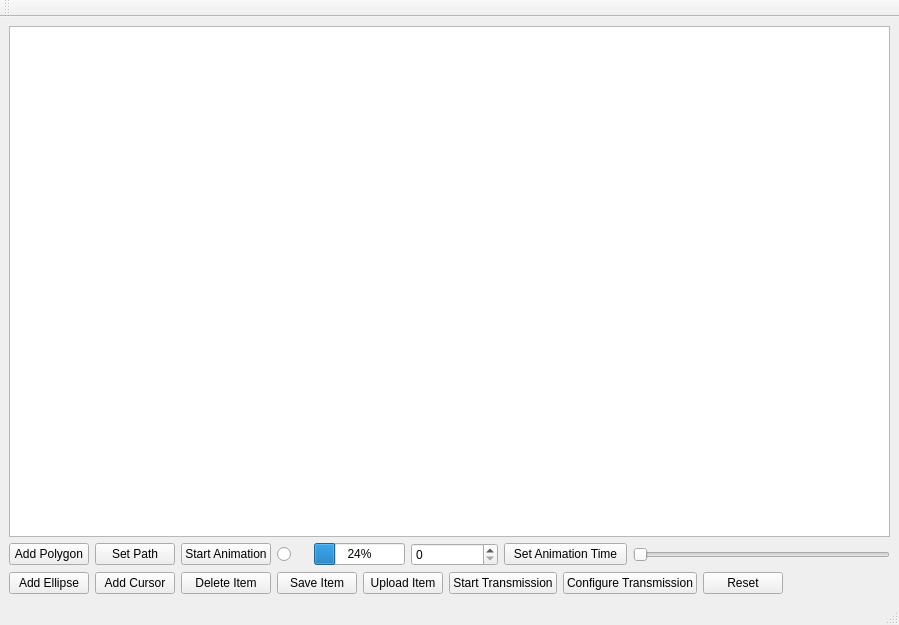
Old version of the form ui/mainwindow.ui in the repository nuigroup/tuio-simulator.
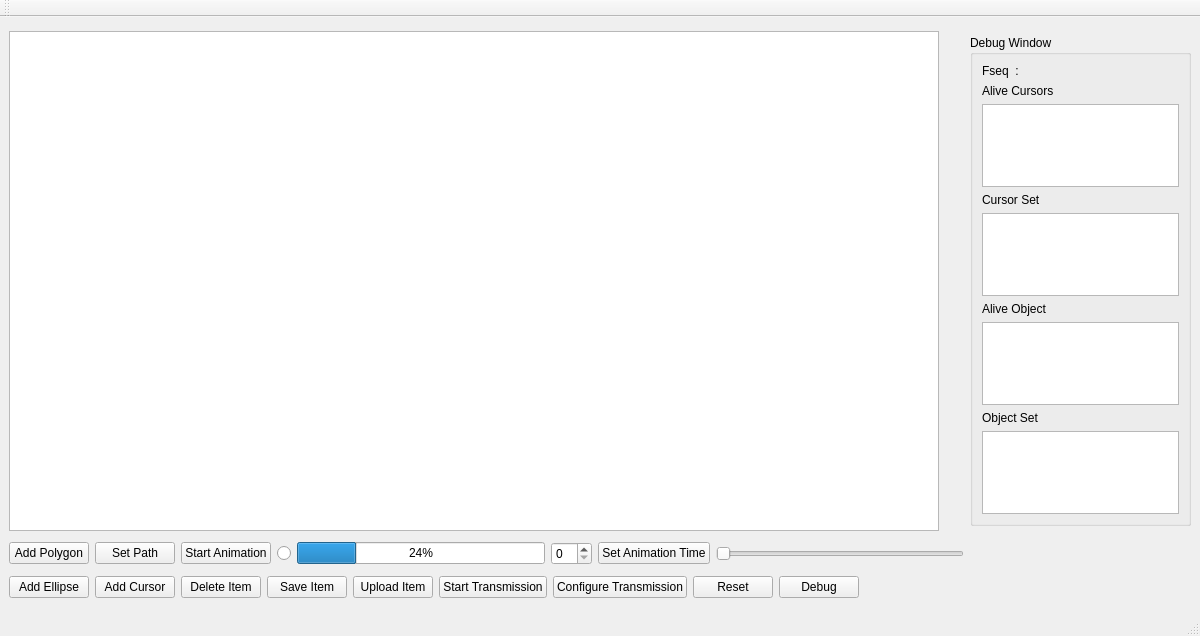
New version of the form. Icons and pictures are not drawn.

Commit message: Debug Window as an extension window implemented and tested

```diff
--- a/ui/mainwindow.ui
+++ b/ui/mainwindow.ui
@@ -5,14 +5,26 @@
    <rect>
     <x>0</x>
     <y>0</y>
-    <width>899</width>
-    <height>625</height>
+    <width>1200</width>
+    <height>636</height>
    </rect>
   </property>
+  <property name="sizePolicy" >
+   <sizepolicy vsizetype="Expanding" hsizetype="Expanding" >
+    <horstretch>0</horstretch>
+    <verstretch>0</verstretch>
+   </sizepolicy>
+  </property>
   <property name="minimumSize" >
    <size>
-    <width>100</width>
-    <height>100</height>
+    <width>1200</width>
+    <height>636</height>
+   </size>
+  </property>
+  <property name="maximumSize" >
+   <size>
+    <width>1200</width>
+    <height>636</height>
    </size>
   </property>
   <property name="windowTitle" >
@@ -27,13 +39,25 @@
     <rect>
      <x>0</x>
      <y>33</y>
-     <width>899</width>
-     <height>573</height>
+     <width>1200</width>
+     <height>584</height>
     </rect>
    </property>
-   <layout class="QGridLayout" name="gridLayout" >
-    <item row="0" column="0" colspan="13" >
+   <layout class="QGridLayout" name="gridLayout_2" >
+    <item row="0" column="0" >
      <widget class="QGraphicsView" name="view" >
+      <property name="sizePolicy" >
+       <sizepolicy vsizetype="Fixed" hsizetype="Fixed" >
+        <horstretch>0</horstretch>
+        <verstretch>0</verstretch>
+       </sizepolicy>
+      </property>
+      <property name="minimumSize" >
+       <size>
+        <width>930</width>
+        <height>500</height>
+       </size>
+      </property>
       <property name="cursor" stdset="0" >
        <cursorShape>PointingHandCursor</cursorShape>
       </property>
@@ -42,56 +66,163 @@
       </property>
      </widget>
     </item>
+    <item row="0" column="1" >
+     <widget class="QGroupBox" name="groupBox" >
+      <property name="sizePolicy" >
+       <sizepolicy vsizetype="Fixed" hsizetype="Fixed" >
+        <horstretch>0</horstretch>
+        <verstretch>0</verstretch>
+       </sizepolicy>
+      </property>
+      <property name="minimumSize" >
+       <size>
+        <width>221</width>
+        <height>491</height>
+       </size>
+      </property>
+      <property name="maximumSize" >
+       <size>
+        <width>221</width>
+        <height>491</height>
+       </size>
+      </property>
+      <property name="title" >
+       <string>Debug Window</string>
+      </property>
+      <layout class="QGridLayout" name="gridLayout" >
+       <item row="0" column="0" >
+        <widget class="QLabel" name="fseqLabel" >
+         <property name="text" >
+          <string>Fseq  : </string>
+         </property>
+        </widget>
+       </item>
     <item row="1" column="0" >
+        <widget class="QLabel" name="label" >
+         <property name="text" >
+          <string>Alive Cursors</string>
+         </property>
+        </widget>
+       </item>
+       <item row="2" column="0" >
+        <widget class="QListWidget" name="aliveCursorList" >
+         <property name="maximumSize" >
+          <size>
+           <width>200</width>
+           <height>95</height>
+          </size>
+         </property>
+        </widget>
+       </item>
+       <item row="3" column="0" >
+        <widget class="QLabel" name="label_2" >
+         <property name="text" >
+          <string>Cursor Set</string>
+         </property>
+        </widget>
+       </item>
+       <item row="4" column="0" >
+        <widget class="QListWidget" name="setCursorList" >
+         <property name="maximumSize" >
+          <size>
+           <width>200</width>
+           <height>95</height>
+          </size>
+         </property>
+        </widget>
+       </item>
+       <item row="5" column="0" >
+        <widget class="QLabel" name="label_3" >
+         <property name="text" >
+          <string>Alive Object</string>
+         </property>
+        </widget>
+       </item>
+       <item row="6" column="0" >
+        <widget class="QListWidget" name="aliveObjectList" >
+         <property name="maximumSize" >
+          <size>
+           <width>200</width>
+           <height>95</height>
+          </size>
+         </property>
+        </widget>
+       </item>
+       <item row="7" column="0" >
+        <widget class="QLabel" name="label_4" >
+         <property name="text" >
+          <string>Object Set</string>
+         </property>
+        </widget>
+       </item>
+       <item row="8" column="0" >
+        <widget class="QListWidget" name="setObjectList" >
+         <property name="maximumSize" >
+          <size>
+           <width>200</width>
+           <height>95</height>
+          </size>
+         </property>
+        </widget>
+       </item>
+      </layout>
+     </widget>
+    </item>
+    <item row="1" column="0" >
+     <layout class="QHBoxLayout" name="horizontalLayout" >
+      <property name="sizeConstraint" >
+       <enum>QLayout::SetFixedSize</enum>
+      </property>
+      <item>
      <widget class="QPushButton" name="addItemButton" >
       <property name="text" >
        <string>Add Polygon</string>
       </property>
      </widget>
     </item>
-    <item row="1" column="1" >
+      <item>
      <widget class="QPushButton" name="setPathButton" >
       <property name="text" >
        <string>Set Path</string>
       </property>
      </widget>
     </item>
-    <item row="1" column="2" >
+      <item>
      <widget class="QPushButton" name="startAnimationButton" >
       <property name="text" >
        <string>Start Animation</string>
       </property>
      </widget>
     </item>
-    <item row="1" column="3" >
+      <item>
      <widget class="QRadioButton" name="startAnimation_Radio" >
       <property name="text" >
        <string/>
       </property>
      </widget>
     </item>
-    <item row="1" column="4" colspan="2" >
+      <item>
      <widget class="QProgressBar" name="animationProgressBar" >
       <property name="value" >
        <number>24</number>
       </property>
      </widget>
     </item>
-    <item row="1" column="6" colspan="2" >
+      <item>
      <widget class="QSpinBox" name="animationtime" >
       <property name="statusTip" >
        <string>Time in milliseconds</string>
       </property>
      </widget>
     </item>
-    <item row="1" column="8" colspan="2" >
+      <item>
      <widget class="QPushButton" name="setAnimationTimeButton" >
       <property name="text" >
        <string>Set Animation Time</string>
       </property>
      </widget>
     </item>
-    <item row="1" column="10" colspan="3" >
+      <item>
      <widget class="QSlider" name="animationSlider" >
       <property name="cursor" >
        <cursorShape>PointingHandCursor</cursorShape>
@@ -101,76 +232,95 @@
       </property>
      </widget>
     </item>
+     </layout>
+    </item>
     <item row="2" column="0" >
+     <layout class="QHBoxLayout" name="horizontalLayout_2" >
+      <property name="sizeConstraint" >
+       <enum>QLayout::SetFixedSize</enum>
+      </property>
+      <item>
      <widget class="QPushButton" name="addEllipseButton" >
       <property name="text" >
        <string>Add Ellipse</string>
       </property>
      </widget>
     </item>
-    <item row="2" column="1" >
+      <item>
      <widget class="QPushButton" name="addCursorButton" >
       <property name="text" >
        <string>Add Cursor</string>
       </property>
      </widget>
     </item>
-    <item row="2" column="2" >
+      <item>
      <widget class="QPushButton" name="deleteItemButton" >
       <property name="text" >
        <string>Delete Item</string>
       </property>
      </widget>
     </item>
-    <item row="2" column="3" colspan="2" >
+      <item>
      <widget class="QPushButton" name="saveItemButton" >
       <property name="text" >
        <string>Save Item</string>
       </property>
      </widget>
     </item>
-    <item row="2" column="5" colspan="2" >
+      <item>
      <widget class="QPushButton" name="uploadItemButton" >
       <property name="text" >
        <string>Upload Item</string>
       </property>
      </widget>
     </item>
-    <item row="2" column="7" colspan="2" >
+      <item>
      <widget class="QPushButton" name="startTxButton" >
       <property name="text" >
        <string>Start Transmission</string>
       </property>
      </widget>
     </item>
-    <item row="2" column="9" colspan="2" >
+      <item>
      <widget class="QPushButton" name="configureButton" >
       <property name="text" >
        <string>Configure Transmission</string>
       </property>
      </widget>
     </item>
-    <item row="2" column="11" >
+      <item>
      <widget class="QPushButton" name="resetButton" >
       <property name="text" >
        <string>Reset</string>
       </property>
      </widget>
     </item>
-    <item row="2" column="12" >
+      <item>
+       <widget class="QPushButton" name="debugButton" >
+        <property name="text" >
+         <string>Debug</string>
+        </property>
+        <property name="checkable" >
+         <bool>true</bool>
+        </property>
+       </widget>
+      </item>
+      <item>
      <spacer name="horizontalSpacer" >
       <property name="orientation" >
        <enum>Qt::Horizontal</enum>
       </property>
       <property name="sizeHint" stdset="0" >
        <size>
-        <width>240</width>
+          <width>78</width>
         <height>20</height>
        </size>
       </property>
      </spacer>
     </item>
    </layout>
+    </item>
+   </layout>
   </widget>
   <widget class="QMenuBar" name="menubar" >
    <property name="geometry" >
@@ -186,8 +336,8 @@
    <property name="geometry" >
     <rect>
      <x>0</x>
-     <y>606</y>
-     <width>899</width>
+     <y>617</y>
+     <width>1200</width>
      <height>19</height>
     </rect>
    </property>
@@ -197,7 +347,7 @@
     <rect>
      <x>0</x>
      <y>21</y>
-     <width>899</width>
+     <width>1200</width>
      <height>12</height>
     </rect>
    </property>
```
Left out of the diff: 26 changed lines with no effect on the pictures. Lines whose indentation alone changed are shown as unchanged. The commit also changes 18 other files.
